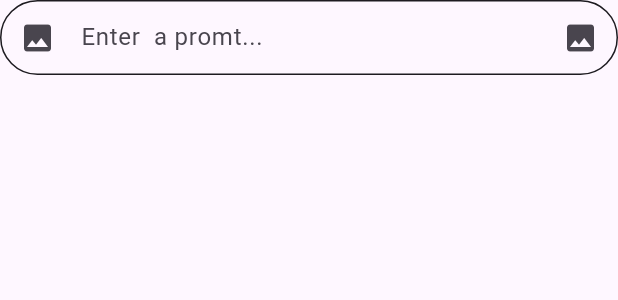
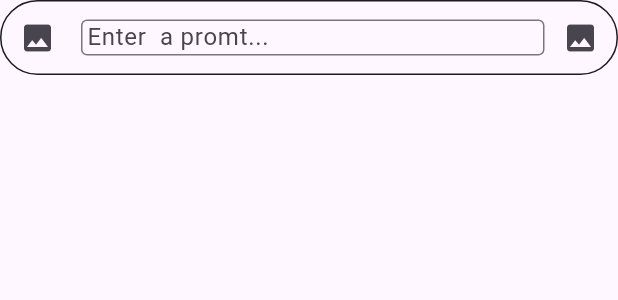
Before and after one commit to Devsaci/gemini_rd_app, a Flutter app: the BottomChatField widget shown alone on an empty page, opened directly, on a phone screen of 412 x 824 dp. Shown: the top 300 px of the screen. Run offline on Flutter 3.47's test engine with Material 3 defaults, Android fonts, the phone set to English and light mode, and no system bars; our stand-ins replace google_generative_ai, hive_flutter, image_picker; accounts and stored records are empty.

```diff
--- a/lib/widgets/bottom_chat_field.dart
+++ b/lib/widgets/bottom_chat_field.dart
@@ -36,7 +36,7 @@ class _BottomChatFieldState extends State<BottomChatField> {
               onSubmitted: (String value) {},
               decoration: const InputDecoration.collapsed(
                 hintText: 'Enter  a promt...',
-                border: InputBorder.none,
+                border: OutlineInputBorder(),
               ),
             ),
           ),
```
